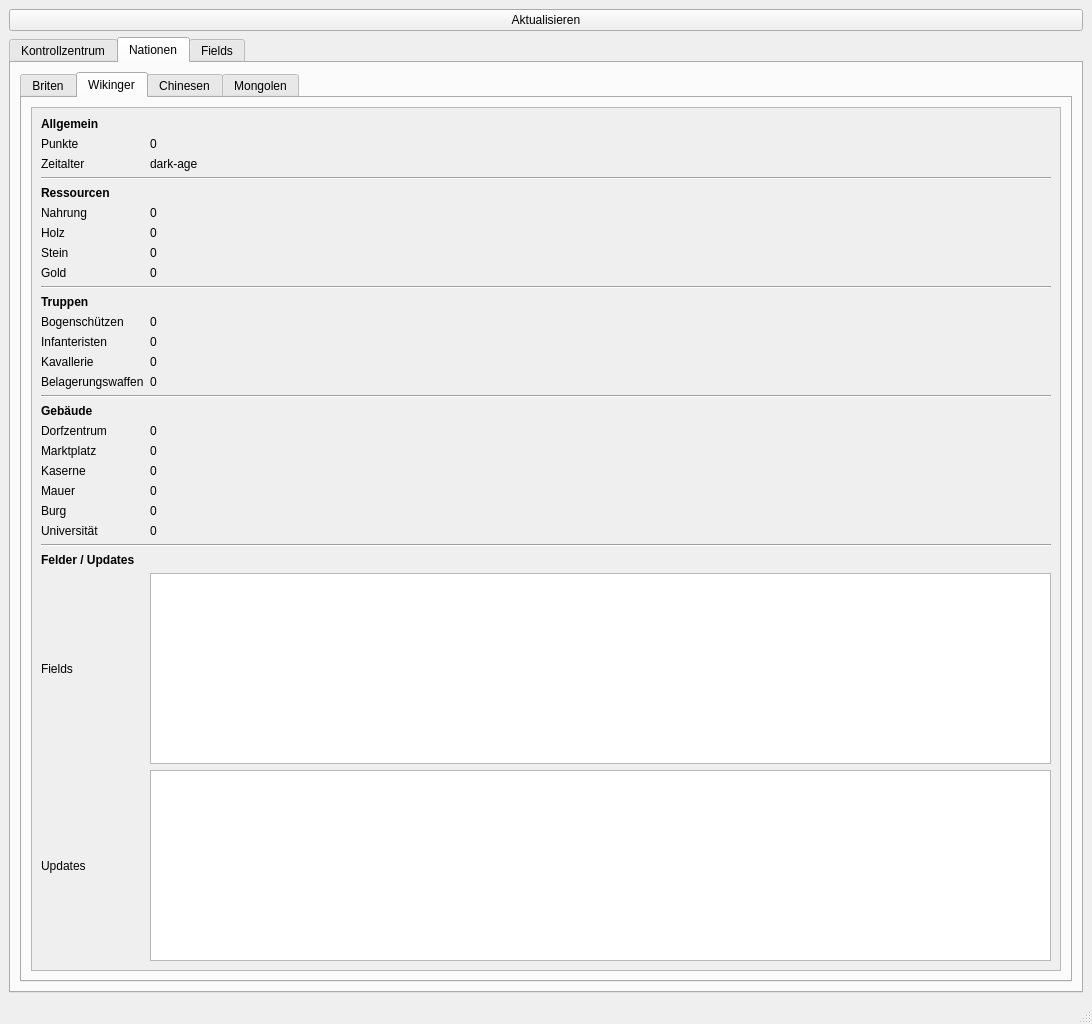
First picture: the form in src/ui/GameUI.ui, repository lstoffer/Age-of-Empires, before the edit.
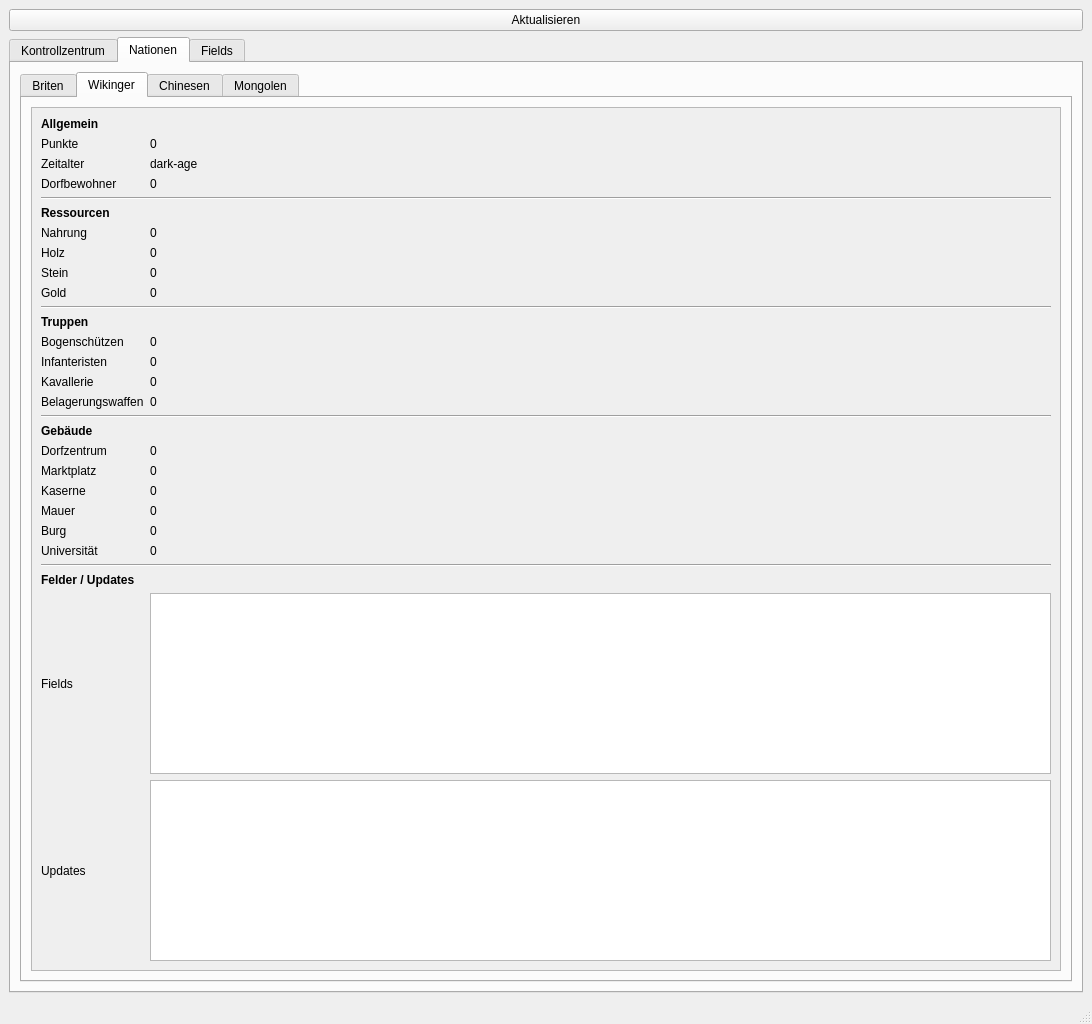
Second picture: the form after the edit. The open tabs and pages were chosen to show the change.

```diff
--- a/src/ui/GameUI.ui
+++ b/src/ui/GameUI.ui
@@ -1160,20 +1160,76 @@
                 <rect>
                  <x>0</x>
                  <y>0</y>
-                 <width>227</width>
-                 <height>734</height>
+                 <width>1036</width>
+                 <height>817</height>
                 </rect>
                </property>
                <layout class="QVBoxLayout" name="verticalLayout_14">
                 <item>
                  <layout class="QGridLayout" name="gridLayout_6">
-                  <item row="17" column="0">
+                  <item row="22" column="1">
+                   <widget class="QLabel" name="vikings_castle_label">
+                    <property name="text">
+                     <string>0</string>
+                    </property>
+                   </widget>
+                  </item>
+                  <item row="7" column="0">
+                   <widget class="QLabel" name="label_129">
+                    <property name="text">
+                     <string>Holz</string>
+                    </property>
+                   </widget>
+                  </item>
+                  <item row="15" column="0">
+                   <widget class="QLabel" name="label_133">
+                    <property name="text">
+                     <string>Belagerungswaffen</string>
+                    </property>
+                   </widget>
+                  </item>
+                  <item row="9" column="0">
+                   <widget class="QLabel" name="label_127">
+                    <property name="text">
+                     <string>Gold</string>
+                    </property>
+                   </widget>
+                  </item>
+                  <item row="18" column="0">
                    <widget class="QLabel" name="label_117">
                     <property name="text">
                      <string>Dorfzentrum</string>
                     </property>
                    </widget>
                   </item>
+                  <item row="27" column="0">
+                   <widget class="QLabel" name="label_132">
+                    <property name="text">
+                     <string>Updates</string>
+                    </property>
+                   </widget>
+                  </item>
+                  <item row="16" column="0" colspan="2">
+                   <widget class="Line" name="line_23">
+                    <property name="orientation">
+                     <enum>Qt::Horizontal</enum>
+                    </property>
+                   </widget>
+                  </item>
+                  <item row="2" column="1">
+                   <widget class="QLabel" name="vikings_age_label">
+                    <property name="text">
+                     <string>dark-age</string>
+                    </property>
+                   </widget>
+                  </item>
+                  <item row="19" column="1">
+                   <widget class="QLabel" name="vikings_market_label">
+                    <property name="text">
+                     <string>0</string>
+                    </property>
+                   </widget>
+                  </item>
                   <item row="1" column="0">
                    <widget class="QLabel" name="label_118">
                     <property name="text">
@@ -1181,17 +1237,108 @@
                     </property>
                    </widget>
                   </item>
+                  <item row="6" column="1">
+                   <widget class="QLabel" name="vikings_food_label">
+                    <property name="text">
+                     <string>0</string>
+                    </property>
+                   </widget>
+                  </item>
+                  <item row="21" column="0">
+                   <widget class="QLabel" name="label_126">
+                    <property name="text">
+                     <string>Mauer</string>
+                    </property>
+                   </widget>
+                  </item>
+                  <item row="14" column="1">
+                   <widget class="QLabel" name="vikings_cavalry_label">
+                    <property name="text">
+                     <string>0</string>
+                    </property>
+                   </widget>
+                  </item>
+                  <item row="22" column="0">
+                   <widget class="QLabel" name="label_131">
+                    <property name="text">
+                     <string>Burg</string>
+                    </property>
+                   </widget>
+                  </item>
+                  <item row="18" column="1">
+                   <widget class="QLabel" name="vikings_towncenter_label">
+                    <property name="text">
+                     <string>0</string>
+                    </property>
+                   </widget>
+                  </item>
+                  <item row="8" column="1">
+                   <widget class="QLabel" name="vikings_stone_label">
+                    <property name="text">
+                     <string>0</string>
+                    </property>
+                   </widget>
+                  </item>
+                  <item row="13" column="1">
+                   <widget class="QLabel" name="vikings_infantry_label">
+                    <property name="text">
+                     <string>0</string>
+                    </property>
+                   </widget>
+                  </item>
                   <item row="20" column="1">
+                   <widget class="QLabel" name="vikings_barracks_label">
+                    <property name="text">
+                     <string>0</string>
+                    </property>
+                   </widget>
+                  </item>
+                  <item row="19" column="0">
+                   <widget class="QLabel" name="label_138">
+                    <property name="text">
+                     <string>Marktplatz</string>
+                    </property>
+                   </widget>
+                  </item>
+                  <item row="9" column="1">
+                   <widget class="QLabel" name="vikings_gold_label">
+                    <property name="text">
+                     <string>0</string>
+                    </property>
+                   </widget>
+                  </item>
+                  <item row="26" column="1">
+                   <widget class="QListWidget" name="vikings_fields_list"/>
+                  </item>
+                  <item row="8" column="0">
+                   <widget class="QLabel" name="label_139">
+                    <property name="text">
+                     <string>Stein</string>
+                    </property>
+                   </widget>
+                  </item>
+                  <item row="21" column="1">
                    <widget class="QLabel" name="vikings_wall_label">
                     <property name="text">
                      <string>0</string>
                     </property>
                    </widget>
                   </item>
-                  <item row="26" column="1">
-                   <widget class="QListWidget" name="vikings_updates_list"/>
+                  <item row="6" column="0">
+                   <widget class="QLabel" name="label_125">
+                    <property name="text">
+                     <string>Nahrung</string>
+                    </property>
+                   </widget>
                   </item>
-                  <item row="24" column="0">
+                  <item row="14" column="0">
+                   <widget class="QLabel" name="label_130">
+                    <property name="text">
+                     <string>Kavallerie</string>
+                    </property>
+                   </widget>
+                  </item>
+                  <item row="25" column="0">
                    <widget class="QLabel" name="label_119">
                     <property name="font">
                      <font>
@@ -1204,23 +1351,17 @@
                     </property>
                    </widget>
                   </item>
-                  <item row="19" column="0">
+                  <item row="20" column="0">
                    <widget class="QLabel" name="label_120">
                     <property name="text">
                      <string>Kaserne</string>
                     </property>
                    </widget>
                   </item>
-                  <item row="16" column="0">
-                   <widget class="QLabel" name="label_121">
-                    <property name="font">
-                     <font>
-                      <weight>75</weight>
-                      <bold>true</bold>
-                     </font>
-                    </property>
+                  <item row="23" column="1">
+                   <widget class="QLabel" name="vikings_universtity_label">
                     <property name="text">
-                     <string>Gebäude</string>
+                     <string>0</string>
                     </property>
                    </widget>
                   </item>
@@ -1231,7 +1372,40 @@
                     </property>
                    </widget>
                   </item>
-                  <item row="4" column="0">
+                  <item row="0" column="0">
+                   <widget class="QLabel" name="label_136">
+                    <property name="font">
+                     <font>
+                      <weight>75</weight>
+                      <bold>true</bold>
+                     </font>
+                    </property>
+                    <property name="text">
+                     <string>Allgemein</string>
+                    </property>
+                   </widget>
+                  </item>
+                  <item row="23" column="0">
+                   <widget class="QLabel" name="label_134">
+                    <property name="text">
+                     <string>Universität</string>
+                    </property>
+                   </widget>
+                  </item>
+                  <item row="17" column="0">
+                   <widget class="QLabel" name="label_121">
+                    <property name="font">
+                     <font>
+                      <weight>75</weight>
+                      <bold>true</bold>
+                     </font>
+                    </property>
+                    <property name="text">
+                     <string>Gebäude</string>
+                    </property>
+                   </widget>
+                  </item>
+                  <item row="5" column="0">
                    <widget class="QLabel" name="label_123">
                     <property name="font">
                      <font>
@@ -1244,261 +1418,101 @@
                     </property>
                    </widget>
                   </item>
-                  <item row="17" column="1">
-                   <widget class="QLabel" name="vikings_towncenter_label">
+                  <item row="24" column="0" colspan="2">
+                   <widget class="Line" name="line_24">
+                    <property name="orientation">
+                     <enum>Qt::Horizontal</enum>
+                    </property>
+                   </widget>
+                  </item>
+                  <item row="12" column="1">
+                   <widget class="QLabel" name="vikings_archer_label">
                     <property name="text">
                      <string>0</string>
                     </property>
                    </widget>
                   </item>
                   <item row="11" column="0">
+                   <widget class="QLabel" name="label_135">
+                    <property name="font">
+                     <font>
+                      <weight>75</weight>
+                      <bold>true</bold>
+                     </font>
+                    </property>
+                    <property name="text">
+                     <string>Truppen</string>
+                    </property>
+                   </widget>
+                  </item>
+                  <item row="26" column="0">
+                   <widget class="QLabel" name="label_137">
+                    <property name="text">
+                     <string>Fields</string>
+                    </property>
+                   </widget>
+                  </item>
+                  <item row="10" column="0" colspan="2">
+                   <widget class="Line" name="line_21">
+                    <property name="orientation">
+                     <enum>Qt::Horizontal</enum>
+                    </property>
+                   </widget>
+                  </item>
+                  <item row="15" column="1">
+                   <widget class="QLabel" name="vikings_siege_label">
+                    <property name="text">
+                     <string>0</string>
+                    </property>
+                   </widget>
+                  </item>
+                  <item row="27" column="1">
+                   <widget class="QListWidget" name="vikings_updates_list"/>
+                  </item>
+                  <item row="1" column="1">
+                   <widget class="QLabel" name="vikings_points_label">
+                    <property name="text">
+                     <string>0</string>
+                    </property>
+                   </widget>
+                  </item>
+                  <item row="12" column="0">
                    <widget class="QLabel" name="label_124">
                     <property name="text">
                      <string>Bogenschützen</string>
                     </property>
                    </widget>
                   </item>
-                  <item row="5" column="0">
-                   <widget class="QLabel" name="label_125">
-                    <property name="text">
-                     <string>Nahrung</string>
-                    </property>
-                   </widget>
-                  </item>
-                  <item row="20" column="0">
-                   <widget class="QLabel" name="label_126">
-                    <property name="text">
-                     <string>Mauer</string>
-                    </property>
-                   </widget>
-                  </item>
-                  <item row="8" column="0">
-                   <widget class="QLabel" name="label_127">
-                    <property name="text">
-                     <string>Gold</string>
-                    </property>
-                   </widget>
-                  </item>
-                  <item row="12" column="0">
+                  <item row="13" column="0">
                    <widget class="QLabel" name="label_128">
                     <property name="text">
                      <string>Infanteristen</string>
                     </property>
                    </widget>
                   </item>
-                  <item row="8" column="1">
-                   <widget class="QLabel" name="vikings_gold_label">
-                    <property name="text">
-                     <string>0</string>
-                    </property>
-                   </widget>
-                  </item>
-                  <item row="6" column="0">
-                   <widget class="QLabel" name="label_129">
-                    <property name="text">
-                     <string>Holz</string>
-                    </property>
-                   </widget>
-                  </item>
-                  <item row="6" column="1">
+                  <item row="7" column="1">
                    <widget class="QLabel" name="vikings_wood_label">
                     <property name="text">
                      <string>0</string>
                     </property>
                    </widget>
                   </item>
-                  <item row="13" column="0">
-                   <widget class="QLabel" name="label_130">
-                    <property name="text">
-                     <string>Kavallerie</string>
-                    </property>
-                   </widget>
-                  </item>
-                  <item row="25" column="1">
-                   <widget class="QListWidget" name="vikings_fields_list"/>
-                  </item>
-                  <item row="21" column="0">
-                   <widget class="QLabel" name="label_131">
-                    <property name="text">
-                     <string>Burg</string>
-                    </property>
-                   </widget>
-                  </item>
-                  <item row="5" column="1">
-                   <widget class="QLabel" name="vikings_food_label">
-                    <property name="text">
-                     <string>0</string>
-                    </property>
-                   </widget>
-                  </item>
-                  <item row="9" column="0" colspan="2">
-                   <widget class="Line" name="line_21">
-                    <property name="orientation">
-                     <enum>Qt::Horizontal</enum>
-                    </property>
-                   </widget>
-                  </item>
-                  <item row="3" column="0" colspan="2">
+                  <item row="4" column="0" colspan="2">
                    <widget class="Line" name="line_22">
                     <property name="orientation">
                      <enum>Qt::Horizontal</enum>
                     </property>
                    </widget>
                   </item>
-                  <item row="15" column="0" colspan="2">
-                   <widget class="Line" name="line_23">
-                    <property name="orientation">
-                     <enum>Qt::Horizontal</enum>
-                    </property>
-                   </widget>
-                  </item>
-                  <item row="22" column="1">
-                   <widget class="QLabel" name="vikings_universtity_label">
+                  <item row="3" column="0">
+                   <widget class="QLabel" name="label_7">
                     <property name="text">
-                     <string>0</string>
+                     <string>Dorfbewohner</string>
                     </property>
                    </widget>
                   </item>
-                  <item row="26" column="0">
-                   <widget class="QLabel" name="label_132">
-                    <property name="text">
-                     <string>Updates</string>
-                    </property>
-                   </widget>
-                  </item>
-                  <item row="14" column="0">
-                   <widget class="QLabel" name="label_133">
-                    <property name="text">
-                     <string>Belagerungswaffen</string>
-                    </property>
-                   </widget>
-                  </item>
-                  <item row="22" column="0">
-                   <widget class="QLabel" name="label_134">
-                    <property name="text">
-                     <string>Universität</string>
-                    </property>
-                   </widget>
-                  </item>
-                  <item row="10" column="0">
-                   <widget class="QLabel" name="label_135">
-                    <property name="font">
-                     <font>
-                      <weight>75</weight>
-                      <bold>true</bold>
-                     </font>
-                    </property>
-                    <property name="text">
-                     <string>Truppen</string>
-                    </property>
-                   </widget>
-                  </item>
-                  <item row="19" column="1">
-                   <widget class="QLabel" name="vikings_barracks_label">
-                    <property name="text">
-                     <string>0</string>
-                    </property>
-                   </widget>
-                  </item>
-                  <item row="7" column="1">
-                   <widget class="QLabel" name="vikings_stone_label">
-                    <property name="text">
-                     <string>0</string>
-                    </property>
-                   </widget>
-                  </item>
-                  <item row="0" column="0">
-                   <widget class="QLabel" name="label_136">
-                    <property name="font">
-                     <font>
-                      <weight>75</weight>
-                      <bold>true</bold>
-                     </font>
-                    </property>
-                    <property name="text">
-                     <string>Allgemein</string>
-                    </property>
-                   </widget>
-                  </item>
-                  <item row="18" column="1">
-                   <widget class="QLabel" name="vikings_market_label">
-                    <property name="text">
-                     <string>0</string>
-                    </property>
-                   </widget>
-                  </item>
-                  <item row="25" column="0">
-                   <widget class="QLabel" name="label_137">
-                    <property name="text">
-                     <string>Fields</string>
-                    </property>
-                   </widget>
-                  </item>
-                  <item row="18" column="0">
-                   <widget class="QLabel" name="label_138">
-                    <property name="text">
-                     <string>Marktplatz</string>
-                    </property>
-                   </widget>
-                  </item>
-                  <item row="21" column="1">
-                   <widget class="QLabel" name="vikings_castle_label">
-                    <property name="text">
-                     <string>0</string>
-                    </property>
-                   </widget>
-                  </item>
-                  <item row="1" column="1">
-                   <widget class="QLabel" name="vikings_points_label">
-                    <property name="text">
-                     <string>0</string>
-                    </property>
-                   </widget>
-                  </item>
-                  <item row="7" column="0">
-                   <widget class="QLabel" name="label_139">
-                    <property name="text">
-                     <string>Stein</string>
-                    </property>
-                   </widget>
-                  </item>
-                  <item row="23" column="0" colspan="2">
-                   <widget class="Line" name="line_24">
-                    <property name="orientation">
-                     <enum>Qt::Horizontal</enum>
-                    </property>
-                   </widget>
-                  </item>
-                  <item row="2" column="1">
-                   <widget class="QLabel" name="vikings_age_label">
-                    <property name="text">
-                     <string>dark-age</string>
-                    </property>
-                   </widget>
-                  </item>
-                  <item row="11" column="1">
-                   <widget class="QLabel" name="vikings_archer_label">
-                    <property name="text">
-                     <string>0</string>
-                    </property>
-                   </widget>
-                  </item>
-                  <item row="12" column="1">
-                   <widget class="QLabel" name="vikings_infantry_label">
-                    <property name="text">
-                     <string>0</string>
-                    </property>
-                   </widget>
-                  </item>
-                  <item row="13" column="1">
-                   <widget class="QLabel" name="vikings_cavalry_label">
-                    <property name="text">
-                     <string>0</string>
-                    </property>
-                   </widget>
-                  </item>
-                  <item row="14" column="1">
-                   <widget class="QLabel" name="vikings_siege_label">
+                  <item row="3" column="1">
+                   <widget class="QLabel" name="vikings_villagers_label">
                     <property name="text">
                      <string>0</string>
                     </property>
```
Left out of the diff: 1256 changed lines with no effect on the pictures.
